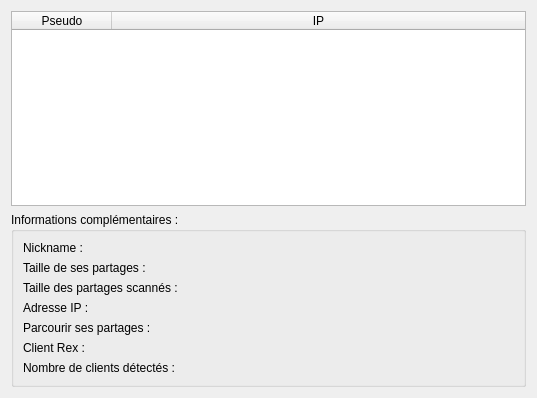
This is ui/peers.ui in MaximeCheramy/pyrex as Qt 5 draws it before an edit. The edited form follows.
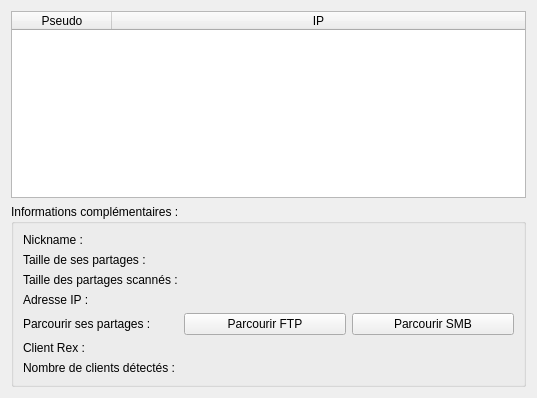
This is the edited form.

Commit message: Peers : on peut parcourir les partages

The edit to the form file:
```diff
--- a/ui/peers.ui
+++ b/ui/peers.ui
@@ -130,10 +130,10 @@
         </property>
        </widget>
       </item>
-      <item row="4" column="1">
-       <widget class="QLabel" name="label_49">
+      <item row="5" column="0">
+       <widget class="QLabel" name="label_44">
         <property name="text">
-         <string/>
+         <string>Client Rex :</string>
         </property>
        </widget>
       </item>
@@ -144,13 +144,6 @@
         </property>
        </widget>
       </item>
-      <item row="6" column="1">
-       <widget class="QLabel" name="label_peers">
-        <property name="text">
-         <string/>
-        </property>
-       </widget>
-      </item>
       <item row="6" column="0">
        <widget class="QLabel" name="label_43">
         <property name="text">
@@ -158,13 +151,31 @@
         </property>
        </widget>
       </item>
-      <item row="5" column="0">
-       <widget class="QLabel" name="label_44">
+      <item row="6" column="1">
+       <widget class="QLabel" name="label_peers">
         <property name="text">
-         <string>Client Rex :</string>
+         <string/>
         </property>
        </widget>
       </item>
+      <item row="4" column="1">
+       <layout class="QHBoxLayout" name="horizontalLayout">
+        <item>
+         <widget class="QPushButton" name="button_FTP">
+          <property name="text">
+           <string>Parcourir FTP</string>
+          </property>
+         </widget>
+        </item>
+        <item>
+         <widget class="QPushButton" name="button_SMB">
+          <property name="text">
+           <string>Parcourir SMB</string>
+          </property>
+         </widget>
+        </item>
+       </layout>
+      </item>
      </layout>
     </widget>
    </item>
```
Left out of the diff: 50 changed lines with no effect on the pictures. The commit also changes 2 other files.
